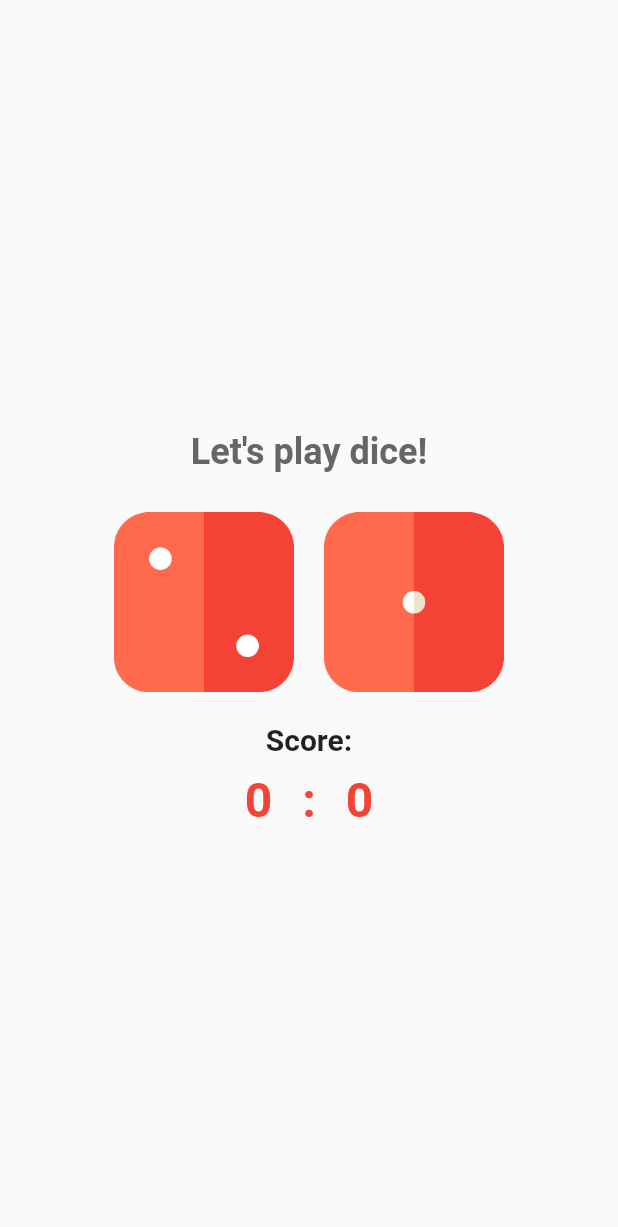
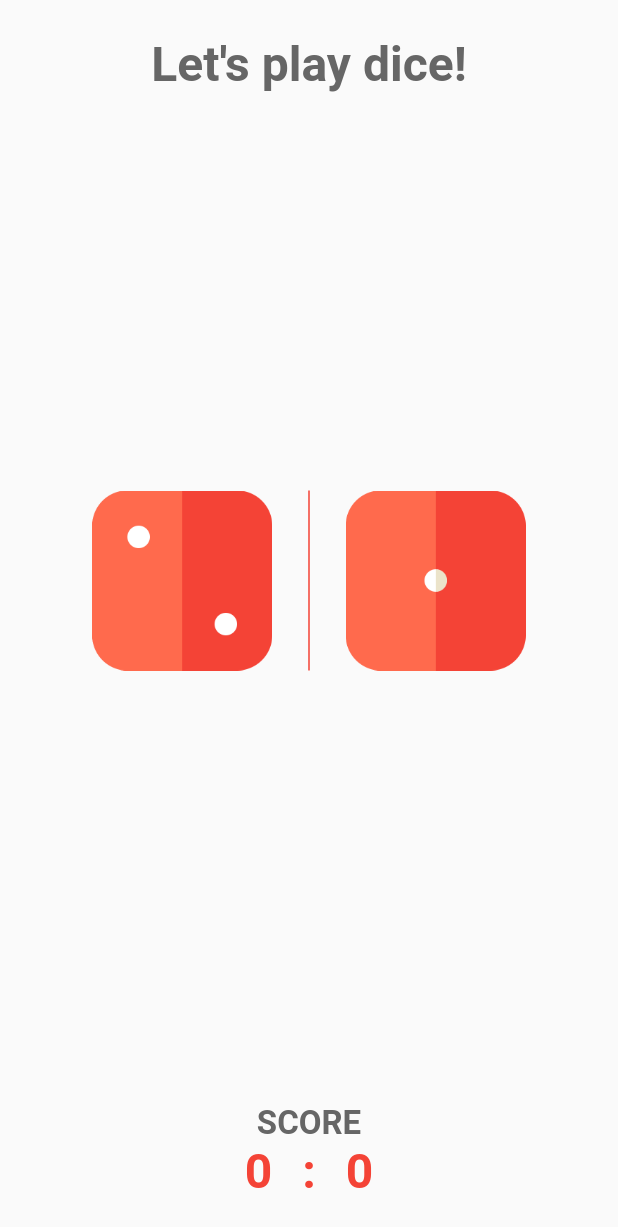
Before and after one commit to boushib/dart-dice, a Flutter app: the screen it shows after launch, on a phone screen of 412 x 824 dp. Shown: the top 1227 px of the screen. Run offline on Flutter 3.47's test engine with Material 2 defaults, Android fonts, the phone set to English and light mode, and no system bars.

Commit message:
slightly enhance the UI/UX

```diff
--- /dev/null
+++ b/lib/constants/styles.dart
@@ -0,0 +1,3 @@
+import 'package:flutter/material.dart';
+
+const kGrey = Color(0xff666666);
--- a/lib/screens/home_screen.dart
+++ b/lib/screens/home_screen.dart
@@ -1,3 +1,4 @@
+import 'package:dice/constants/styles.dart';
 import 'package:flutter/cupertino.dart';
 import 'package:flutter/material.dart';
 import 'dart:math';
@@ -15,7 +16,7 @@ class _HomeScreenState extends State<HomeScreen> {
   int leftPlayerScore = 0;
   int rightPlayerScore = 0;
 
-  void randomizeDice() {
+  void _randomizeDice() {
     setState(() {
       leftDice = Random().nextInt(6) + 1;
       rightDice = Random().nextInt(6) + 1;
@@ -29,60 +30,62 @@ class _HomeScreenState extends State<HomeScreen> {
   @override
   Widget build(BuildContext context) {
     return Scaffold(
-      body: Column(
+      body: SafeArea(
+        child: Padding(
+          padding: EdgeInsets.all(24.0),
+          child: Column(
             mainAxisAlignment: MainAxisAlignment.center,
             crossAxisAlignment: CrossAxisAlignment.center,
             children: <Widget>[
-          Container(
-            child: Text(
+              Text(
                 "Let's play dice!",
                 style: TextStyle(
-                  fontSize: 24,
+                  fontSize: 32,
                   fontWeight: FontWeight.bold,
-                  color: Color(0xff666666)),
+                  color: kGrey,
                 ),
-            padding: EdgeInsets.all(16.0),
               ),
+              Spacer(),
               Row(
                 mainAxisAlignment: MainAxisAlignment.center,
                 children: <Widget>[
-              FlatButton(
+                  InkWell(
                     child: Image.asset(
                       'assets/images/dice-$leftDice.png',
                       width: 120,
                     ),
-                padding: EdgeInsets.all(10.0),
-                onPressed: () {
-                  randomizeDice();
-                },
+                    onTap: _randomizeDice,
                   ),
-              FlatButton(
+                  Container(
+                    color: Colors.red,
+                    width: 1.0,
+                    height: 120.0,
+                    margin: EdgeInsets.symmetric(horizontal: 24.0),
+                  ),
+                  InkWell(
                     child: Image.asset(
                       'assets/images/dice-$rightDice.png',
                       width: 120.0,
                     ),
-                padding: EdgeInsets.all(10.0),
-                onPressed: () {
-                  randomizeDice();
-                },
+                    onTap: _randomizeDice,
                   ),
                 ],
               ),
-          Container(
-            margin: EdgeInsets.all(10.0),
-            child: Text(
-              "Score:",
+              SizedBox(height: 24.0),
+              Spacer(),
+              Text(
+                'SCORE',
                 style: TextStyle(
-                fontSize: 20,
+                  fontSize: 22,
                   fontWeight: FontWeight.bold,
-              ),
+                  color: kGrey,
                 ),
               ),
               Row(
                 mainAxisAlignment: MainAxisAlignment.center,
-            children: <Widget>[
+                children: [
                   Text(
-                "$leftPlayerScore",
+                    leftPlayerScore.toString(),
                     style: TextStyle(
                       fontSize: 32,
                       fontWeight: FontWeight.bold,
@@ -103,7 +106,7 @@ class _HomeScreenState extends State<HomeScreen> {
                     ),
                   ),
                   Text(
-                "$rightPlayerScore",
+                    rightPlayerScore.toString(),
                     style: TextStyle(
                       fontSize: 32,
                       fontWeight: FontWeight.bold,
@@ -114,6 +117,8 @@ class _HomeScreenState extends State<HomeScreen> {
               ),
             ],
           ),
+        ),
+      ),
     );
   }
 }
```
Lines whose indentation alone changed are shown as unchanged.
